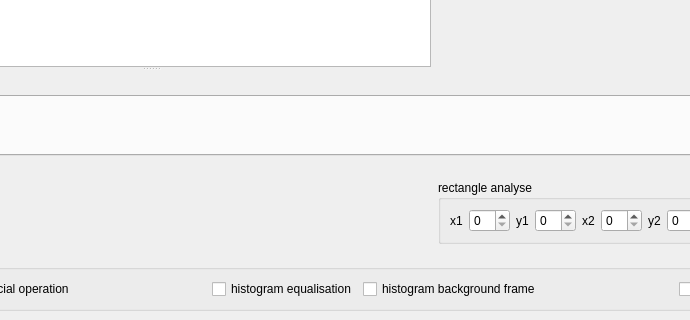
Old version of the form video-analyser.ui in the repository plsm/assisi-video-analyser; both pictures show x 514 to 1204 and y 514 to 834 of the 1329 by 834 pixel window.
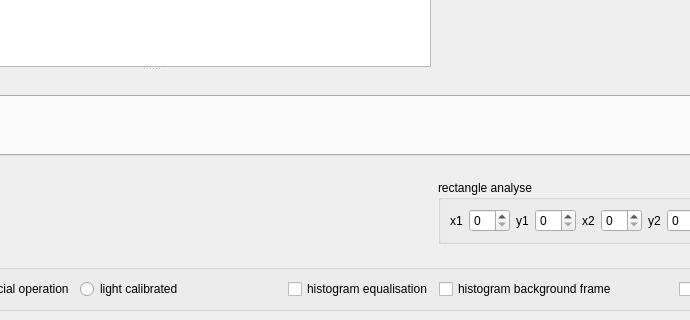
New version of the form. Custom widgets are drawn as their Qt base class.

What changed in the file:
```diff
--- a/video-analyser.ui
+++ b/video-analyser.ui
@@ -269,6 +269,13 @@
             </property>
            </widget>
           </item>
+          <item>
+           <widget class="QRadioButton" name="lightCalibratedRadioButton">
+            <property name="text">
+             <string>light calibrated</string>
+            </property>
+           </widget>
+          </item>
           <item>
            <spacer name="horizontalSpacer_4">
             <property name="orientation">
```
